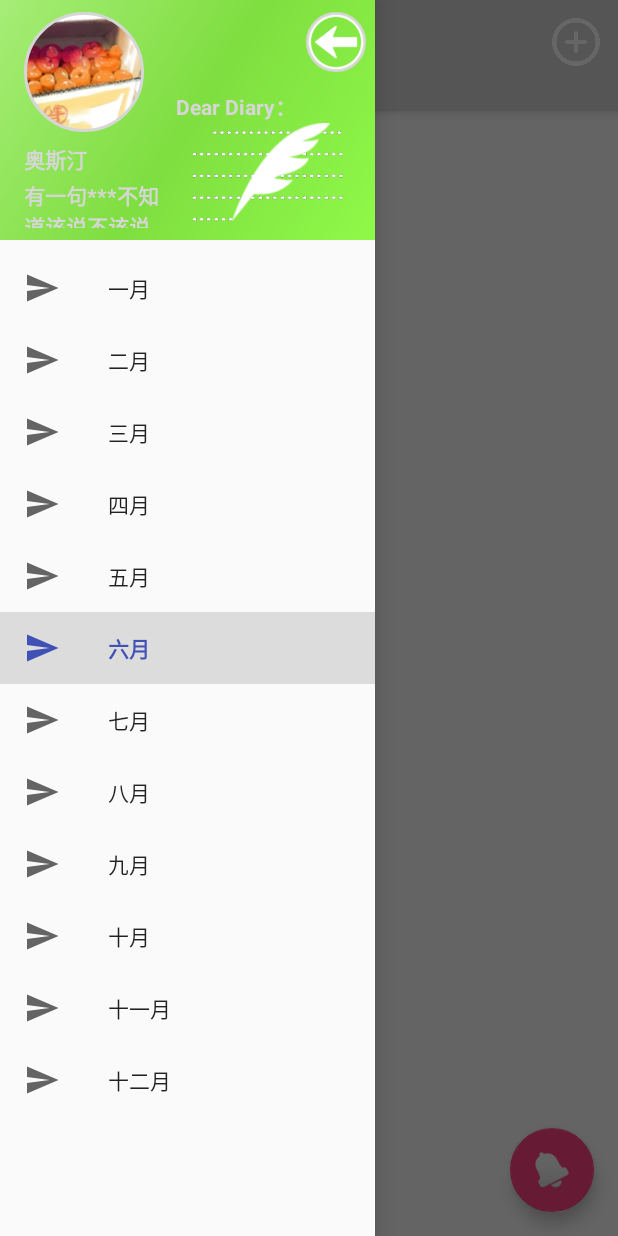
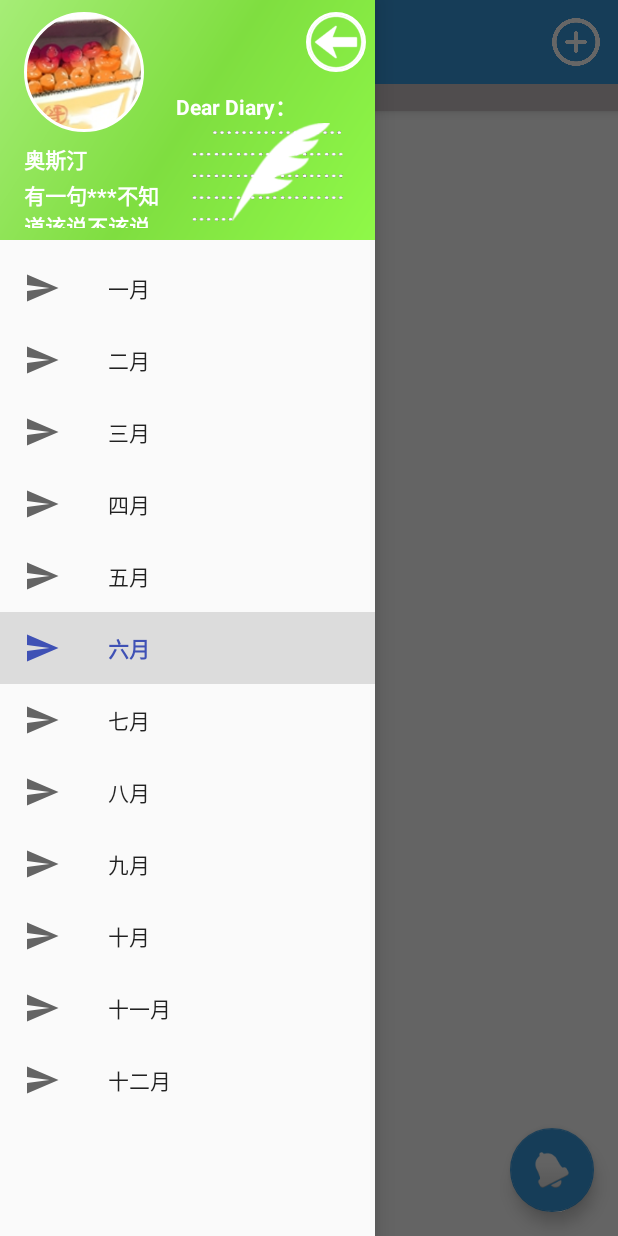
Before and after one commit to Relati/your-diary, an Android app: the DiaryListActivity screen opened directly, with no data from a screen before it, with the side drawer open, on a phone screen of 412 x 824 dp. Run offline under Robolectric (Android 15) with nearby library versions, the phone set to English and light mode, and no system bars; our stand-ins replace CircleImageView; pictures from the network do not load; 1 statement that could not run was skipped.

Commit message:
加了几个颜色条目

```diff
--- a/app/src/main/res/values/colors.xml
+++ b/app/src/main/res/values/colors.xml
@@ -2,6 +2,13 @@
 <resources>
     <color name="colorPrimary">#3F51B5</color>
     <color name="colorPrimaryDark">#303F9F</color>
-    <color name="colorAccent">#FF4081</color>
+    <color name="colorAccent">#3899dd</color>
     <color name="colorBlack">#000000</color>
+    <color name="colorGray">#c9c2c4</color>
+    <color name="colorWhite">#FFFFFF</color>
+    <color name="colorBlue">#0288e9</color>
+    <color name="colorLightBlue">#3899dd</color>
+    <color name="colorThinBlue">#FF67B1E6</color>
+    <color name="colorOfSettingBtn">#FF4AA3E1</color>
+    <color name="WarningRed">#BF1111</color>
 </resources>
```
